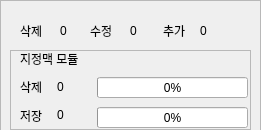
The window that qt/acu/updatedialog.ui (mike-kang/Project_fb) describes before a commit, drawn with Qt 5.
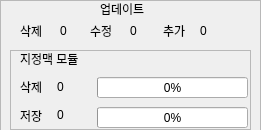
The same window after the commit.

Patch:
```diff
--- a/qt/acu/updatedialog.ui
+++ b/qt/acu/updatedialog.ui
@@ -216,6 +216,19 @@
      </property>
     </widget>
    </widget>
+   <widget class="QLabel" name="label_7">
+    <property name="geometry">
+     <rect>
+      <x>100</x>
+      <y>0</y>
+      <width>61</width>
+      <height>17</height>
+     </rect>
+    </property>
+    <property name="text">
+     <string>업데이트</string>
+    </property>
+   </widget>
   </widget>
   <zorder>frame</zorder>
   <zorder>label</zorder>
```
